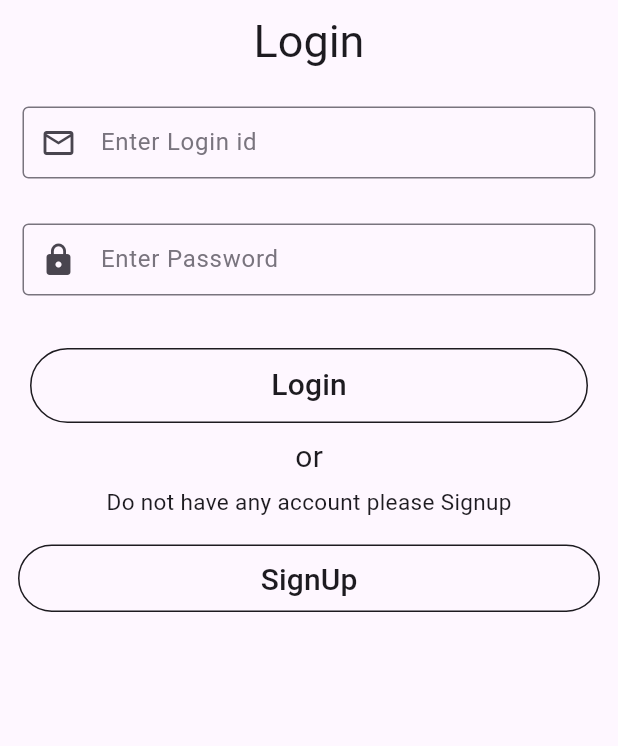
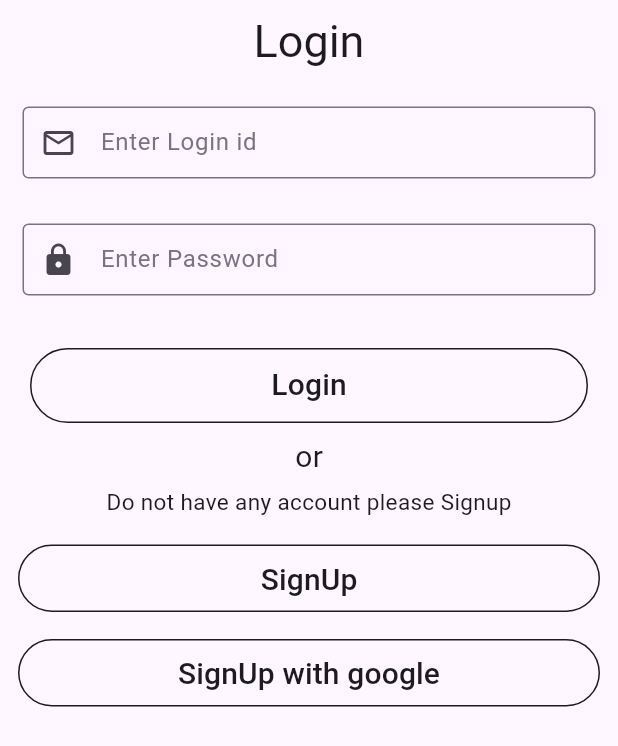
Before and after one commit to Sahil-Thager/todo-app, a Flutter app: the screen it shows after launch, on a phone screen of 412 x 824 dp. Shown: the top 746 px of the screen. Run offline on Flutter 3.47's test engine with Material 2 defaults, Android fonts, the phone set to English and light mode, and no system bars; our stand-ins replace cloud_firestore, email_validator, firebase_auth, firebase_core, flutter_local_notifications, fluttertoast and 1 more; accounts and stored records are empty.

```diff
--- a/lib/screens/login_screen.dart
+++ b/lib/screens/login_screen.dart
@@ -172,7 +172,23 @@ class _LogInScreenState extends State<LogInScreen> {
                       style: TextStyle(fontSize: 20, color: color.onBackground),
                     )),
               ),
-            )
+            ),
+            Padding(
+              padding: const EdgeInsets.only(left: 12, right: 12, top: 18),
+              child: Container(
+                height: 45,
+                width: double.infinity,
+                decoration: BoxDecoration(
+                    border: Border.all(color: color.onBackground),
+                    borderRadius: BorderRadius.circular(25)),
+                child: TextButton(
+                    onPressed: () {},
+                    child: Text(
+                      "SignUp with google",
+                      style: TextStyle(fontSize: 20, color: color.onBackground),
+                    )),
+              ),
+            ),
           ],
         ),
       ),
--- a/pubspec.yaml
+++ b/pubspec.yaml
@@ -26,6 +26,7 @@ dependencies:
   fluttertoast: ^8.2.2
   cloud_firestore: ^4.9.2
   firestore_helper: ^0.3.0+5
+  google_sign_in: ^6.1.5
 
 
 dev_dependencies:
```
Also changed, not shown: lib/provider/list_provider.dart (+3 -23 lines), lib/screens/add_screen.dart (+0 -7 lines), lib/screens/home.dart (+58 -95 lines), pubspec.lock.
